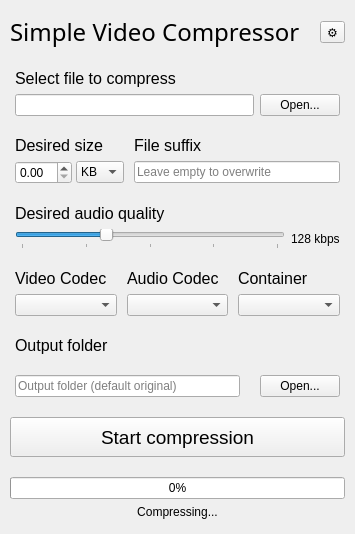
First picture: the form in mainwindow.ui, repository Thurinum/simple-media-encoder, before the edit.
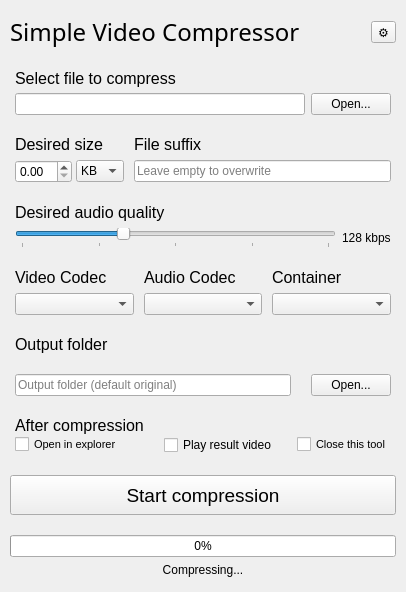
Second picture: the form after the edit. Icons and pictures are not drawn.

Commit message:
feat: Add post-compression options
- Not working: add to clipboard
(looks like windows unlike KDE doesn't support videos in clipboard)
- Open in explorer
- Play result video
- Close the program by itself

```diff
--- a/mainwindow.ui
+++ b/mainwindow.ui
@@ -10,7 +10,7 @@
     <x>0</x>
     <y>0</y>
     <width>347</width>
-    <height>499</height>
+    <height>554</height>
    </rect>
   </property>
   <property name="sizePolicy">
@@ -617,6 +617,85 @@
       </item>
      </layout>
     </item>
+    <item>
+     <layout class="QGridLayout" name="gridLayout_2">
+      <property name="leftMargin">
+       <number>5</number>
+      </property>
+      <property name="rightMargin">
+       <number>5</number>
+      </property>
+      <property name="bottomMargin">
+       <number>0</number>
+      </property>
+      <property name="verticalSpacing">
+       <number>0</number>
+      </property>
+      <item row="0" column="0">
+       <widget class="QLabel" name="label_2">
+        <property name="sizePolicy">
+         <sizepolicy hsizetype="Preferred" vsizetype="Maximum">
+          <horstretch>0</horstretch>
+          <verstretch>0</verstretch>
+         </sizepolicy>
+        </property>
+        <property name="font">
+         <font>
+          <pointsize>12</pointsize>
+         </font>
+        </property>
+        <property name="text">
+         <string>After compression</string>
+        </property>
+       </widget>
+      </item>
+      <item row="1" column="2">
+       <widget class="QCheckBox" name="closeToolCheckbox">
+        <property name="sizePolicy">
+         <sizepolicy hsizetype="Minimum" vsizetype="Maximum">
+          <horstretch>0</horstretch>
+          <verstretch>0</verstretch>
+         </sizepolicy>
+        </property>
+        <property name="font">
+         <font>
+          <pointsize>8</pointsize>
+          <bold>false</bold>
+         </font>
+        </property>
+        <property name="text">
+         <string>Close this tool</string>
+        </property>
+       </widget>
+      </item>
+      <item row="1" column="0">
+       <widget class="QCheckBox" name="openInExplorerCheckbox">
+        <property name="sizePolicy">
+         <sizepolicy hsizetype="Minimum" vsizetype="Maximum">
+          <horstretch>0</horstretch>
+          <verstretch>0</verstretch>
+         </sizepolicy>
+        </property>
+        <property name="font">
+         <font>
+          <pointsize>8</pointsize>
+          <bold>false</bold>
+         </font>
+        </property>
+        <property name="text">
+         <string>Open in explorer</string>
+        </property>
+       </widget>
+      </item>
+      <item row="1" column="1">
+       <widget class="QCheckBox" name="playCheckbox">
+        <property name="text">
+         <string>Play result video</string>
+        </property>
+       </widget>
+      </item>
+     </layout>
+    </item>
     <item>
      <widget class="QPushButton" name="startButton">
       <property name="sizePolicy">
```
Left out of the diff: 2 changed lines with no effect on the pictures. The commit also changes 4 other files.
